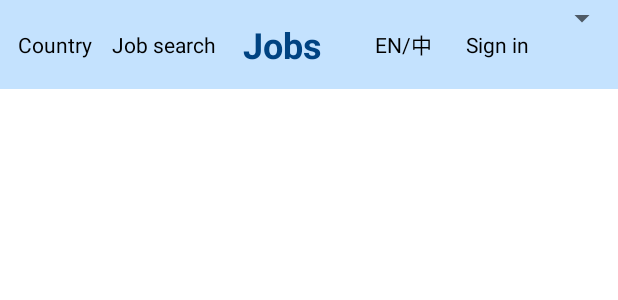
After one commit to Sunying-RONG/Android-Kotlin-firebase-Jobs, an Android app: the layout fragment_navigation.xml on its own in the app's theme, with its tools: preview values and no code run, on a phone screen of 412 x 824 dp. The commit adds this screen. Shown: the top 300 px of the screen. Run offline under Robolectric (Android 15) with nearby library versions, the phone set to English and light mode, and no system bars.

Commit message:
add fragment for navigation

```diff
--- a/app/build.gradle
+++ b/app/build.gradle
@@ -51,5 +51,5 @@ dependencies {
     testImplementation 'junit:junit:4.13.2'
     androidTestImplementation 'androidx.test.ext:junit:1.1.4'
     androidTestImplementation 'androidx.test.espresso:espresso-core:3.5.0'
-
+    implementation("androidx.fragment:fragment-ktx:1.5.5")
 }
--- /dev/null
+++ b/app/src/main/res/layout/fragment_navigation.xml
@@ -0,0 +1,65 @@
+<?xml version="1.0" encoding="utf-8"?>
+<FrameLayout xmlns:android="http://schemas.android.com/apk/res/android"
+    xmlns:tools="http://schemas.android.com/tools"
+    android:layout_width="match_parent"
+    android:layout_height="match_parent"
+    tools:context=".NavigationFragment">
+
+    <!-- TODO: Update blank fragment layout -->
+    <LinearLayout
+        android:layout_width="match_parent"
+        android:layout_height="59dp"
+        android:background="#C4E2FE"
+        android:orientation="horizontal">
+
+        <TextView
+            android:id="@+id/tv_countryName"
+            android:layout_width="74dp"
+            android:layout_height="match_parent"
+            android:gravity="center"
+            android:text="Country"
+            android:textColor="@color/black" />
+
+        <TextView
+            android:layout_width="wrap_content"
+            android:layout_height="match_parent"
+            android:gravity="center"
+            android:text="@string/job_search"
+            android:textColor="#000000" />
+
+        <TextView
+            android:layout_width="89dp"
+            android:layout_height="match_parent"
+            android:gravity="center"
+            android:text="@string/logo"
+            android:textColor="#004382"
+            android:textSize="24sp"
+            android:textStyle="bold" />
+
+        <TextView
+            android:layout_width="72dp"
+            android:layout_height="match_parent"
+            android:gravity="center"
+            android:text="@string/lang_change"
+            android:textColor="#000000" />
+
+        <TextView
+            android:layout_width="53dp"
+            android:layout_height="match_parent"
+            android:gravity="center"
+            android:text="@string/sign_in"
+            android:textColor="#000000" />
+        <Spinner
+            android:id="@+id/roles_spinner"
+            android:layout_width="match_parent"
+            android:layout_height="wrap_content" />
+        <!--            <ImageView-->
+        <!--                android:id="@+id/imageView"-->
+        <!--                android:layout_width="wrap_content"-->
+        <!--                android:layout_height="match_parent"-->
+        <!--                app:srcCompat="@drawable/ic_baseline_arrow_drop_down_24"-->
+        <!--                tools:layout_editor_absoluteX="30dp"-->
+        <!--                tools:layout_editor_absoluteY="88dp" />-->
+    </LinearLayout>
+
+</FrameLayout>
--- a/app/src/main/res/values/themes.xml
+++ b/app/src/main/res/values/themes.xml
@@ -13,4 +13,10 @@
         <item name="android:statusBarColor">?attr/colorPrimaryVariant</item>
         <!-- Customize your theme here. -->
     </style>
+    <style name="Theme.JobsRendu.NoActionBar">
+        <item name="windowActionBar">false</item>
+        <item name="windowNoTitle">true</item>
+    </style>
+    <style name="Theme.JobsRendu.AppBarOverlay" parent="ThemeOverlay.AppCompat.Dark.ActionBar" />
+    <style name="Theme.JobsRendu.PopupOverlay" parent="ThemeOverlay.AppCompat.Light" />
 </resources>
```
Also changed, not shown: app/src/main/java/com/example/jobsrendu/MainActivity.kt (+26 -31 lines), app/src/main/java/com/example/jobsrendu/NavigationFragment.kt (added, +105 -0 lines), app/src/main/res/layout/activity_main.xml (+6 -54 lines), app/src/main/res/values/strings.xml (+11 -0 lines).
